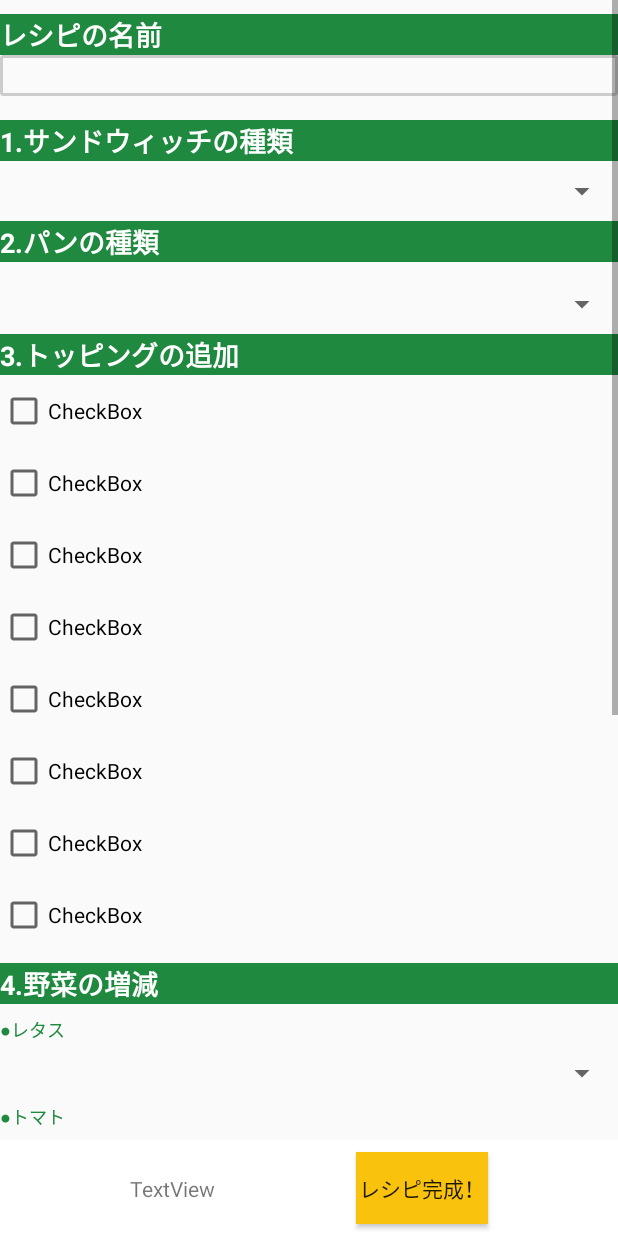
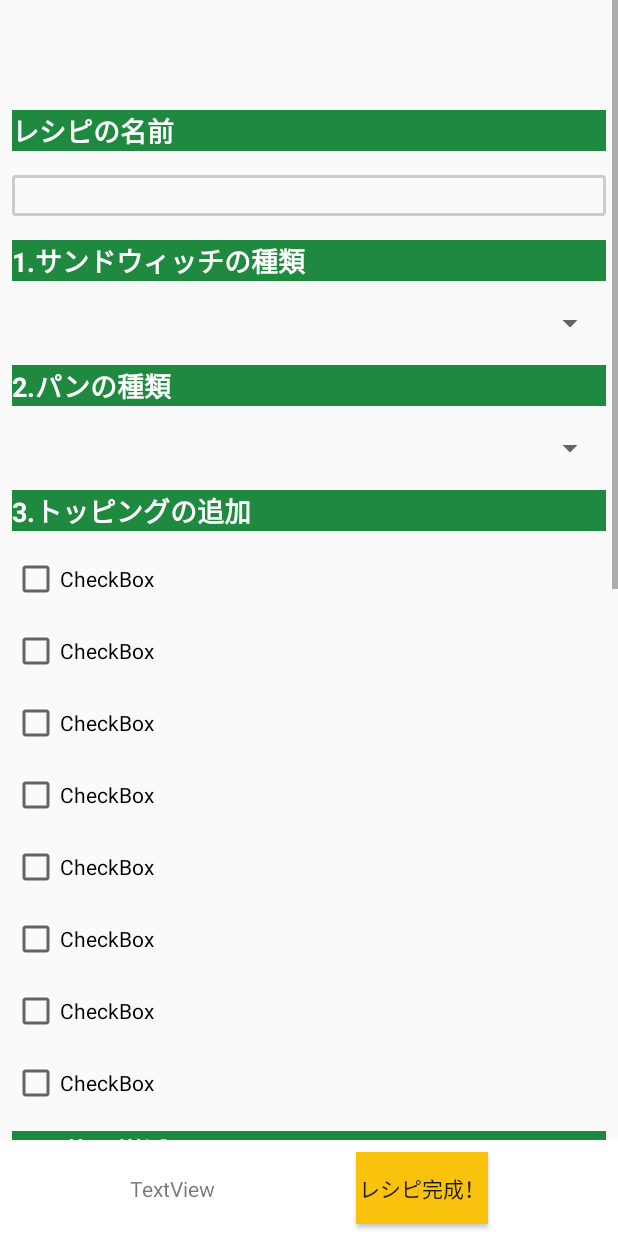
Before and after one commit to hammer0802/SubwaySimulator, an Android app: the layout create_recipe.xml on its own in the app's theme, with its tools: preview values and no code run, on a phone screen of 412 x 824 dp. Run offline under Robolectric (Android 15) with nearby library versions, the phone set to English and light mode, and no system bars.

Commit message:
edit onBackPressed process

```diff
--- a/app/src/main/java/com/hammer/app/subwaysimulator/CreateRecipe.kt
+++ b/app/src/main/java/com/hammer/app/subwaysimulator/CreateRecipe.kt
@@ -1,8 +1,8 @@
 package com.hammer.app.subwaysimulator
 
-import com.hammer.app.subwaysimulator.R.id.spinnerSand
 import android.os.Bundle
 import android.app.Activity
+import android.app.AlertDialog
 import android.content.Context
 import android.content.Intent
 import android.content.SharedPreferences
@@ -11,8 +11,11 @@ import android.view.WindowId
 import android.widget.*
 import com.google.gson.Gson
 import com.google.gson.reflect.TypeToken
-import com.hammer.app.subwaysimulator.R.id.item_touch_helper_previous_elevation
+import com.hammer.app.subwaysimulator.R.id.*
 import kotlinx.android.synthetic.main.create_recipe.*
+import android.content.DialogInterface
+
+
 
 class CreateRecipe : Activity() {
     private val preference: SharedPreferences by lazy { getSharedPreferences("recipe", Context.MODE_PRIVATE) }
@@ -115,7 +118,13 @@ class CreateRecipe : Activity() {
     }
 
     override fun onBackPressed() {
-        super.onBackPressed()
-
+        val alertDialog = AlertDialog.Builder(this)
+                .setTitle("確認")
+                .setMessage("作成途中で終了するとレシピは保存されません。"+ "\n" +"終了しますか？")
+                .setPositiveButton("はい") { dialog, which ->
+                    super.onBackPressed()
+                }
+                .setNegativeButton("キャンセル", null)
+                .show()
     }
 }
--- a/app/src/main/res/layout/create_recipe.xml
+++ b/app/src/main/res/layout/create_recipe.xml
@@ -10,7 +10,7 @@
 
     <ScrollView
 
-        android:id="@+id/scrollView2"
+        android:id="@+id/scrollView"
         android:layout_width="match_parent"
         android:layout_height="0dp"
         app:layout_constraintBottom_toTopOf="@+id/constraintLayout">
@@ -28,7 +28,10 @@
                 android:id="@+id/textViewNameEdit"
                 android:layout_width="0dp"
                 android:layout_height="wrap_content"
-                android:layout_marginTop="16dp"
+                android:layout_marginBottom="8dp"
+                android:layout_marginEnd="8dp"
+                android:layout_marginStart="8dp"
+                android:layout_marginTop="80dp"
                 android:background="@color/colorPrimary"
                 android:focusable="true"
                 android:focusableInTouchMode="true"
@@ -50,6 +53,10 @@
                 android:id="@+id/textViewName"
                 android:layout_width="0dp"
                 android:layout_height="wrap_content"
+                android:layout_marginBottom="8dp"
+                android:layout_marginEnd="8dp"
+                android:layout_marginStart="8dp"
+                android:layout_marginTop="8dp"
                 android:background="@drawable/text_border"
                 android:inputType="text"
                 app:layout_constraintBottom_toTopOf="@+id/textViewSand"
@@ -61,7 +68,10 @@
                 android:id="@+id/textViewSand"
                 android:layout_width="0dp"
                 android:layout_height="wrap_content"
-                android:layout_marginTop="16dp"
+                android:layout_marginBottom="8dp"
+                android:layout_marginEnd="8dp"
+                android:layout_marginStart="8dp"
+                android:layout_marginTop="8dp"
                 android:background="@color/colorPrimary"
                 android:text="@string/step1"
                 android:textColor="#FFFFFF"
@@ -76,7 +86,11 @@
                 android:id="@+id/spinnerSand"
                 android:layout_width="0dp"
                 android:layout_height="wrap_content"
+                android:layout_marginBottom="8dp"
+                android:layout_marginEnd="8dp"
+                android:layout_marginStart="8dp"
                 android:layout_marginTop="8dp"
+                android:spinnerMode="dialog"
                 app:layout_constraintBottom_toTopOf="@+id/textViewBread"
                 app:layout_constraintEnd_toEndOf="parent"
                 app:layout_constraintStart_toStartOf="parent"
@@ -87,6 +101,8 @@
                 android:layout_width="0dp"
                 android:layout_height="wrap_content"
                 android:layout_marginBottom="8dp"
+                android:layout_marginEnd="8dp"
+                android:layout_marginStart="8dp"
                 android:layout_marginTop="8dp"
                 android:background="@color/colorPrimary"
                 android:text="@string/step2"
@@ -102,7 +118,11 @@
                 android:id="@+id/spinnerBread"
                 android:layout_width="0dp"
                 android:layout_height="wrap_content"
+                android:layout_marginBottom="8dp"
+                android:layout_marginEnd="8dp"
+                android:layout_marginStart="8dp"
                 android:layout_marginTop="8dp"
+                android:spinnerMode="dialog"
                 app:layout_constraintBottom_toTopOf="@+id/textViewTopping"
                 app:layout_constraintEnd_toEndOf="parent"
                 app:layout_constraintStart_toStartOf="parent"
@@ -112,6 +132,9 @@
                 android:id="@+id/textViewTopping"
                 android:layout_width="0dp"
                 android:layout_height="wrap_content"
+                android:layout_marginBottom="8dp"
+                android:layout_marginEnd="8dp"
+                android:layout_marginStart="8dp"
                 android:layout_marginTop="8dp"
                 android:background="@color/colorPrimary"
                 android:text="@string/step3"
@@ -128,6 +151,7 @@
                 android:layout_width="wrap_content"
                 android:layout_height="wrap_content"
                 android:layout_marginBottom="8dp"
+                android:layout_marginStart="8dp"
                 android:layout_marginTop="8dp"
                 android:text="CheckBox"
                 app:layout_constraintBottom_toTopOf="@+id/checkBoxcream"
@@ -139,6 +163,7 @@
                 android:layout_width="wrap_content"
                 android:layout_height="wrap_content"
                 android:layout_marginBottom="8dp"
+                android:layout_marginStart="8dp"
                 android:layout_marginTop="8dp"
                 android:text="CheckBox"
                 app:layout_constraintBottom_toTopOf="@+id/checkBoxmascar"
@@ -150,6 +175,7 @@
                 android:layout_width="wrap_content"
                 android:layout_height="wrap_content"
                 android:layout_marginBottom="8dp"
+                android:layout_marginStart="8dp"
                 android:layout_marginTop="8dp"
                 android:text="CheckBox"
                 app:layout_constraintBottom_toTopOf="@+id/checkBoxegg"
@@ -161,6 +187,7 @@
                 android:layout_width="wrap_content"
                 android:layout_height="wrap_content"
                 android:layout_marginBottom="8dp"
+                android:layout_marginStart="8dp"
                 android:layout_marginTop="8dp"
                 android:text="CheckBox"
                 app:layout_constraintBottom_toTopOf="@+id/checkBoxbacon"
@@ -172,6 +199,7 @@
                 android:layout_width="wrap_content"
                 android:layout_height="wrap_content"
                 android:layout_marginBottom="8dp"
+                android:layout_marginStart="8dp"
                 android:layout_marginTop="8dp"
                 android:text="CheckBox"
                 app:layout_constraintBottom_toTopOf="@+id/checkBoxtuna"
@@ -183,6 +211,7 @@
                 android:layout_width="wrap_content"
                 android:layout_height="wrap_content"
                 android:layout_marginBottom="8dp"
+                android:layout_marginStart="8dp"
                 android:layout_marginTop="8dp"
                 android:text="CheckBox"
                 app:layout_constraintBottom_toTopOf="@+id/checkBoxshrimp"
@@ -194,6 +223,7 @@
                 android:layout_width="wrap_content"
                 android:layout_height="wrap_content"
                 android:layout_marginBottom="8dp"
+                android:layout_marginStart="8dp"
                 android:layout_marginTop="8dp"
                 android:text="CheckBox"
                 app:layout_constraintBottom_toTopOf="@+id/checkBoxavocado"
@@ -205,6 +235,7 @@
                 android:layout_width="wrap_content"
                 android:layout_height="wrap_content"
                 android:layout_marginBottom="8dp"
+                android:layout_marginStart="8dp"
                 android:layout_marginTop="8dp"
                 android:text="CheckBox"
                 app:layout_constraintBottom_toTopOf="@+id/textViewVegetable"
@@ -216,6 +247,9 @@
                 android:id="@+id/textViewVegetable"
                 android:layout_width="0dp"
                 android:layout_height="wrap_content"
+                android:layout_marginBottom="8dp"
+                android:layout_marginEnd="8dp"
+                android:layout_marginStart="8dp"
                 android:layout_marginTop="8dp"
                 android:background="@color/colorPrimary"
                 android:text="@string/step4"
@@ -231,6 +265,9 @@
                 android:id="@+id/textViewLettuce"
                 android:layout_width="0dp"
                 android:layout_height="wrap_content"
+                android:layout_marginBottom="8dp"
+                android:layout_marginEnd="8dp"
+                android:layout_marginStart="8dp"
                 android:layout_marginTop="8dp"
                 android:text="@string/lettuce"
                 android:textColor="@color/colorPrimary"
@@ -244,7 +281,11 @@
                 android:id="@+id/spinnerLettuce"
                 android:layout_width="0dp"
                 android:layout_height="wrap_content"
+                android:layout_marginBottom="8dp"
+                android:layout_marginEnd="8dp"
+                android:layout_marginStart="8dp"
                 android:layout_marginTop="8dp"
+                android:spinnerMode="dialog"
                 app:layout_constraintBottom_toTopOf="@+id/textViewTomato"
                 app:layout_constraintEnd_toEndOf="parent"
                 app:layout_constraintHorizontal_bias="1.0"
@@ -255,6 +296,9 @@
                 android:id="@+id/textViewTomato"
                 android:layout_width="0dp"
                 android:layout_height="wrap_content"
+                android:layout_marginBottom="8dp"
+                android:layout_marginEnd="8dp"
+                android:layout_marginStart="8dp"
                 android:layout_marginTop="8dp"
                 android:text="@string/tomato"
                 android:textColor="@color/colorPrimary"
@@ -268,7 +312,11 @@
                 android:id="@+id/spinnerTomato"
                 android:layout_width="0dp"
                 android:layout_height="wrap_content"
+                android:layout_marginBottom="8dp"
+                android:layout_marginEnd="8dp"
+                android:layout_marginStart="8dp"
                 android:layout_marginTop="8dp"
+                android:spinnerMode="dialog"
                 app:layout_constraintBottom_toTopOf="@+id/textViewGreenpepper"
                 app:layout_constraintEnd_toEndOf="parent"
                 app:layout_constraintHorizontal_bias="0.0"
@@ -279,6 +327,9 @@
                 android:id="@+id/textViewGreenpepper"
                 android:layout_width="0dp"
                 android:layout_height="wrap_content"
+                android:layout_marginBottom="8dp"
+                android:layout_marginEnd="8dp"
+                android:layout_marginStart="8dp"
                 android:layout_marginTop="8dp"
                 android:text="@string/green_pepper"
                 android:textColor="@color/colorPrimary"
@@ -292,7 +343,11 @@
                 android:id="@+id/spinnerGreenpepper"
                 android:layout_width="0dp"
                 android:layout_height="wrap_content"
+                android:layout_marginBottom="8dp"
+                android:layout_marginEnd="8dp"
+                android:layout_marginStart="8dp"
                 android:layout_marginTop="8dp"
+                android:spinnerMode="dialog"
                 app:layout_constraintBottom_toTopOf="@+id/textViewRedonion"
                 app:layout_constraintEnd_toEndOf="parent"
                 app:layout_constraintHorizontal_bias="0.0"
@@ -303,6 +358,9 @@
                 android:id="@+id/textViewRedonion"
                 android:layout_width="0dp"
                 android:layout_height="wrap_content"
+                android:layout_marginBottom="8dp"
+                android:layout_marginEnd="8dp"
+                android:layout_marginStart="8dp"
                 android:layout_marginTop="8dp"
                 android:text="@string/red_onion"
                 android:textColor="@color/colorPrimary"
@@ -316,7 +374,11 @@
                 android:id="@+id/spinnerRedonion"
                 android:layout_width="0dp"
                 android:layout_height="wrap_content"
+                android:layout_marginBottom="8dp"
+                android:layout_marginEnd="8dp"
+                android:layout_marginStart="8dp"
                 android:layout_marginTop="8dp"
+                android:spinnerMode="dialog"
                 app:layout_constraintBottom_toTopOf="@+id/textViewCarrot"
                 app:layout_constraintEnd_toEndOf="parent"
                 app:layout_constraintHorizontal_bias="0.0"
@@ -327,6 +389,9 @@
                 android:id="@+id/textViewCarrot"
                 android:layout_width="0dp"
                 android:layout_height="wrap_content"
+                android:layout_marginBottom="8dp"
+                android:layout_marginEnd="8dp"
+                android:layout_marginStart="8dp"
                 android:layout_marginTop="8dp"
                 android:text="@string/carrot"
                 android:textColor="@color/colorPrimary"
@@ -340,7 +405,11 @@
                 android:id="@+id/spinnerCarrot"
                 android:layout_width="0dp"
                 android:layout_height="wrap_content"
+                android:layout_marginBottom="8dp"
+                android:layout_marginEnd="8dp"
+                android:layout_marginStart="8dp"
                 android:layout_marginTop="8dp"
+                android:spinnerMode="dialog"
                 app:layout_constraintBottom_toTopOf="@+id/textViewOlive"
                 app:layout_constraintEnd_toEndOf="parent"
                 app:layout_constraintHorizontal_bias="0.0"
@@ -351,6 +420,9 @@
                 android:id="@+id/textViewOlive"
                 android:layout_width="0dp"
                 android:layout_height="wrap_content"
+                android:layout_marginBottom="8dp"
+                android:layout_marginEnd="8dp"
+                android:layout_marginStart="8dp"
                 android:layout_marginTop="8dp"
                 android:text="@string/olive"
                 android:textColor="@color/colorPrimary"
@@ -364,7 +436,11 @@
                 android:id="@+id/spinnerOlive"
                 android:layout_width="0dp"
                 android:layout_height="wrap_content"
+                android:layout_marginBottom="8dp"
+                android:layout_marginEnd="8dp"
+                android:layout_marginStart="8dp"
                 android:layout_marginTop="8dp"
+                android:spinnerMode="dialog"
                 app:layout_constraintBottom_toTopOf="@+id/textViewPickles"
                 app:layout_constraintEnd_toEndOf="parent"
                 app:layout_constraintHorizontal_bias="0.0"
@@ -375,6 +451,9 @@
                 android:id="@+id/textViewPickles"
                 android:layout_width="0dp"
                 android:layout_height="wrap_content"
+                android:layout_marginBottom="8dp"
+                android:layout_marginEnd="8dp"
+                android:layout_marginStart="8dp"
                 android:layout_marginTop="8dp"
                 android:text="@string/pickles"
                 android:textColor="@color/colorPrimary"
@@ -388,7 +467,11 @@
                 android:id="@+id/spinnerPickles"
                 android:layout_width="0dp"
                 android:layout_height="wrap_content"
+                android:layout_marginBottom="8dp"
+                android:layout_marginEnd="8dp"
+                android:layout_marginStart="8dp"
                 android:layout_marginTop="8dp"
+                android:spinnerMode="dialog"
                 app:layout_constraintBottom_toTopOf="@+id/textViewHotpepper"
                 app:layout_constraintEnd_toEndOf="parent"
                 app:layout_constraintHorizontal_bias="0.0"
@@ -399,6 +482,9 @@
                 android:id="@+id/textViewHotpepper"
                 android:layout_width="0dp"
                 android:layout_height="wrap_content"
+                android:layout_marginBottom="8dp"
+                android:layout_marginEnd="8dp"
+                android:layout_marginStart="8dp"
                 android:layout_marginTop="8dp"
                 android:text="@string/hot_pepper"
                 android:textColor="@color/colorPrimary"
@@ -412,7 +498,11 @@
                 android:id="@+id/spinnerHotpepper"
                 android:layout_width="0dp"
                 android:layout_height="wrap_content"
+                android:layout_marginBottom="8dp"
+                android:layout_marginEnd="8dp"
+                android:layout_marginStart="8dp"
                 android:layout_marginTop="8dp"
+                android:spinnerMode="dialog"
                 app:layout_constraintBottom_toTopOf="@+id/textViewDressing"
                 app:layout_constraintEnd_toEndOf="parent"
                 app:layout_constraintHorizontal_bias="0.0"
@@ -423,6 +513,9 @@
                 android:id="@+id/textViewDressing"
                 android:layout_width="0dp"
                 android:layout_height="wrap_content"
+                android:layout_marginBottom="8dp"
+                android:layout_marginEnd="8dp"
+                android:layout_marginStart="8dp"
                 android:layout_marginTop="8dp"
                 android:background="@color/colorPrimary"
                 android:text="@string/step5"
@@ -442,6 +535,7 @@
                 android:layout_marginEnd="8dp"
                 android:layout_marginStart="8dp"
                 android:layout_marginTop="8dp"
+                android:spinnerMode="dialog"
                 app:layout_constraintBottom_toBottomOf="parent"
                 app:layout_constraintEnd_toEndOf="parent"
                 app:layout_constraintStart_toStartOf="parent"
```
